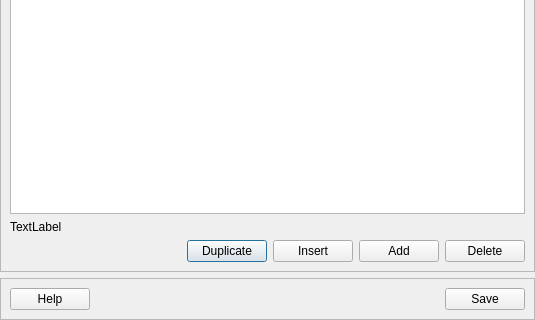
Old version of the form pyssa/gui/ui/forms/fasta_file_import_preview_view.ui in the repository urban233/PySSA; both pictures show x 0 to 535 and y 179 to 499 of the 535 by 499 pixel window.
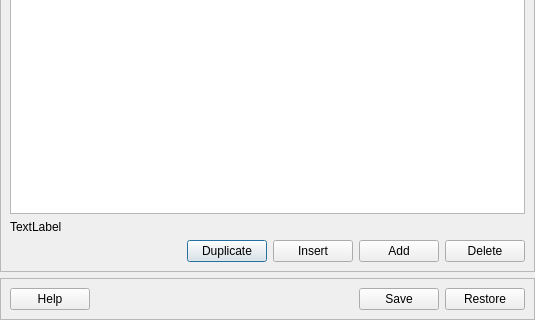
New version of the form.

Commit message: fix: some malfunction of the fasta import preview & fix: import of protein sequence

The edit to the form file:
```diff
--- a/pyssa/gui/ui/forms/fasta_file_import_preview_view.ui
+++ b/pyssa/gui/ui/forms/fasta_file_import_preview_view.ui
@@ -146,6 +146,13 @@
           </property>
          </widget>
         </item>
+        <item>
+         <widget class="QPushButton" name="btn_restore">
+          <property name="text">
+           <string>Restore</string>
+          </property>
+         </widget>
+        </item>
        </layout>
       </item>
      </layout>
```
The commit also changes 7 other files.
